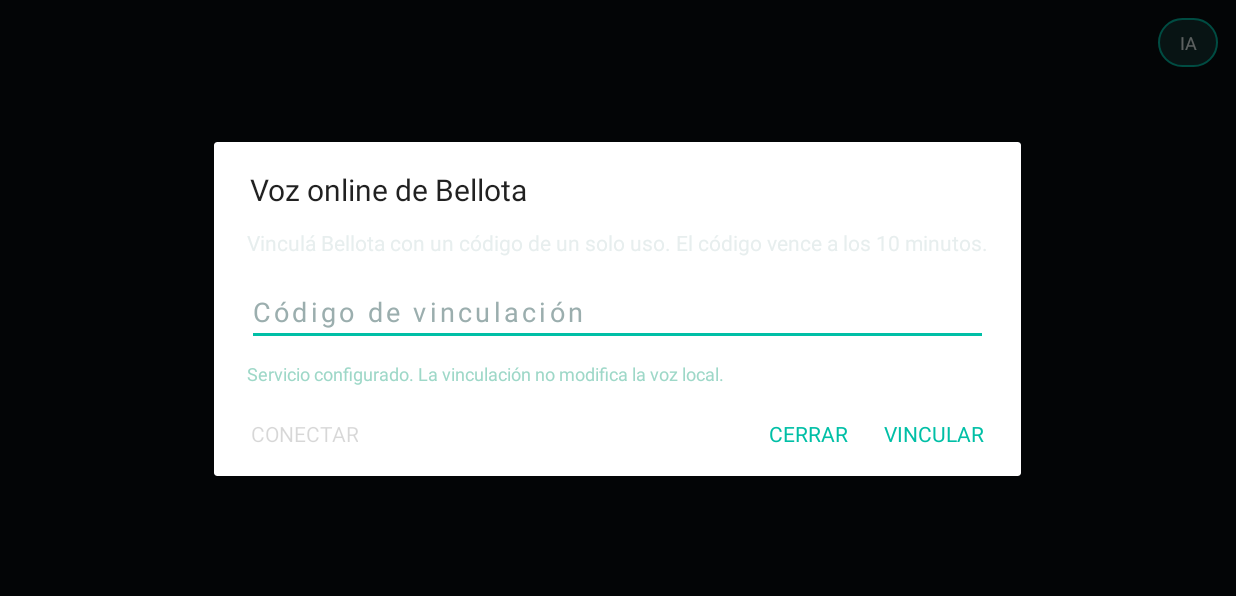
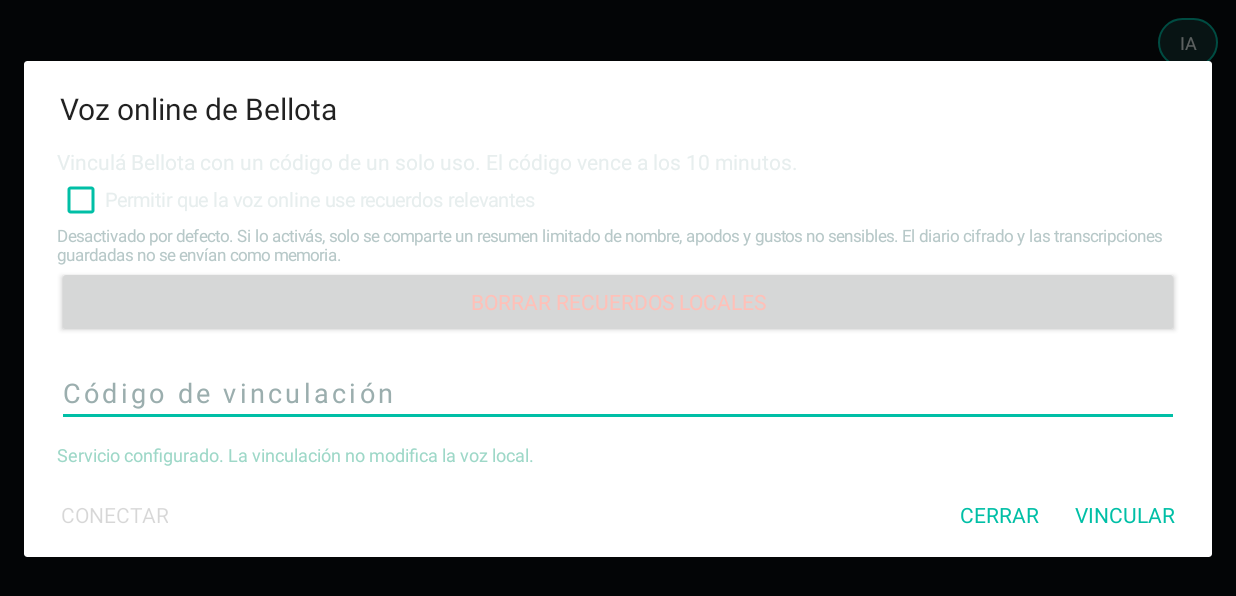
Before and after one commit to walexisojeda94-droid/Bellota-app, an Android app: the screen it shows after launch (MainActivity), after a tap on "IA", on a phone screen of 824 x 412 dp (held sideways). Shown: the top 596 px of the screen. Run offline under Robolectric (Android 15) with nearby library versions, the phone set to English and light mode, and no system bars; pictures from the network do not load; 13 statements that could not run were skipped.

Commit message:
feat(privacy): add online memory consent and local memory deletion controls

```diff
--- a/app/src/main/java/com/bellota/mascota/MainActivity.java
+++ b/app/src/main/java/com/bellota/mascota/MainActivity.java
@@ -168,6 +168,52 @@ public class MainActivity extends Activity implements SensorEventListener {
         explanation.setTextColor(0xFFE7EEEE);
         explanation.setTextSize(14f);
         panel.addView(explanation);
+
+        android.widget.CheckBox shareMemory = new android.widget.CheckBox(this);
+        shareMemory.setText("Permitir que la voz online use recuerdos relevantes");
+        shareMemory.setTextColor(0xFFE7EEEE);
+        shareMemory.setTextSize(13f);
+        shareMemory.setButtonTintList(android.content.res.ColorStateList.valueOf(0xFF00BFA6));
+        shareMemory.setChecked(memory() != null && memory().isOnlineMemorySharingEnabled());
+        shareMemory.setOnCheckedChangeListener((button, checked) -> {
+            ConversationMemory currentMemory = memory();
+            if (currentMemory != null) currentMemory.setOnlineMemorySharingEnabled(checked);
+        });
+        panel.addView(shareMemory);
+
+        android.widget.TextView privacyNote = new android.widget.TextView(this);
+        privacyNote.setText("Desactivado por defecto. Si lo activás, solo se comparte un resumen limitado de nombre, apodos y gustos no sensibles. El diario cifrado y las transcripciones guardadas no se envían como memoria.");
+        privacyNote.setTextColor(0xFFB7C8C8);
+        privacyNote.setTextSize(11f);
+        panel.addView(privacyNote);
+
+        android.widget.Button clearMemoryButton = new android.widget.Button(this);
+        clearMemoryButton.setText("Borrar recuerdos locales");
+        clearMemoryButton.setTextColor(0xFFFFC0B8);
+        clearMemoryButton.setOnClickListener(v -> new android.app.AlertDialog.Builder(this)
+                .setTitle("Borrar recuerdos de Bellota")
+                .setMessage("Se eliminarán el diario cifrado, los recuerdos semánticos y las copias locales bloqueadas. Esta acción no se puede deshacer.")
+                .setNegativeButton("Cancelar", null)
+                .setPositiveButton("Borrar", (confirm, which) -> {
+                    clearMemoryButton.setEnabled(false);
+                    new Thread(() -> {
+                        boolean semanticCleared = conversationEngine == null
+                                || conversationEngine.memory().clearPersistentMemory();
+                        if (petMemory != null) petMemory.clear();
+                        boolean journalCleared = petMemory == null
+                                || PetMemory.awaitPendingWrites(10000L);
+                        final boolean success = semanticCleared && journalCleared;
+                        runOnUiThread(() -> {
+                            if (isFinishing() || isDestroyed()) return;
+                            clearMemoryButton.setEnabled(true);
+                            shareMemory.setChecked(false);
+                            Toast.makeText(MainActivity.this,
+                                    success ? "Recuerdos locales eliminados." : "No se pudo confirmar el borrado completo. Revisá el almacenamiento.",
+                                    Toast.LENGTH_LONG).show();
+                        });
+                    }, "Bellota-MemoryDelete").start();
+                }).show());
+        panel.addView(clearMemoryButton);
 
         android.widget.EditText codeInput = new android.widget.EditText(this);
         codeInput.setSingleLine(true);
```
